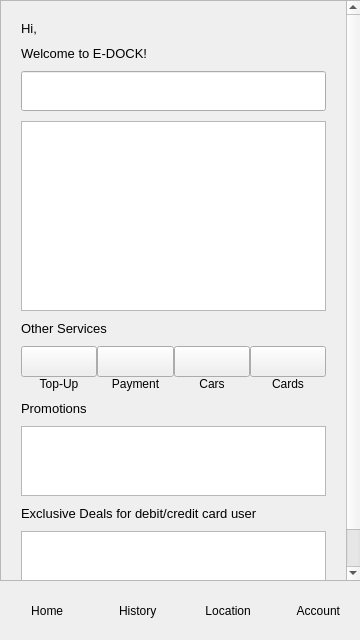
Old version of the form main.ui in the repository Boondirek-Kanjanapongporn/E-DOCK.
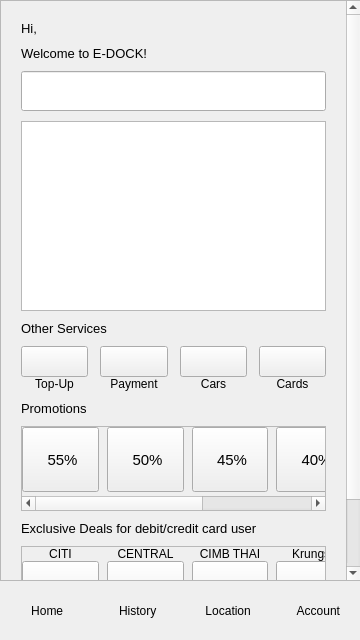
New version of the form. Icons and pictures are not drawn.

Commit message: [ADD] Promotion and Exclusive deals

```diff
--- a/main.ui
+++ b/main.ui
@@ -51,9 +51,9 @@
          <property name="geometry">
           <rect>
            <x>0</x>
-           <y>0</y>
+           <y>-111</y>
            <width>342</width>
-           <height>653</height>
+           <height>690</height>
           </rect>
          </property>
          <layout class="QFormLayout" name="formLayout">
@@ -106,6 +106,16 @@
             </property>
            </widget>
           </item>
+          <item row="4" column="0" colspan="2">
+           <widget class="QTableView" name="stationTableView">
+            <property name="minimumSize">
+             <size>
+              <width>0</width>
+              <height>190</height>
+             </size>
+            </property>
+           </widget>
+          </item>
           <item row="5" column="0">
            <widget class="QLabel" name="otherservicesLabel">
             <property name="font">
@@ -120,6 +130,9 @@
           </item>
           <item row="6" column="0" colspan="2">
            <layout class="QHBoxLayout" name="otherservicesLayout">
+            <property name="spacing">
+             <number>12</number>
+            </property>
             <item>
              <layout class="QVBoxLayout" name="topupVerticalLayout">
               <property name="spacing">
@@ -346,7 +359,249 @@
            </widget>
           </item>
           <item row="8" column="0" colspan="2">
-           <widget class="QTableView" name="promotionTableView"/>
+           <widget class="QScrollArea" name="promotionScrollArea">
+            <property name="minimumSize">
+             <size>
+              <width>0</width>
+              <height>85</height>
+             </size>
+            </property>
+            <property name="verticalScrollBarPolicy">
+             <enum>Qt::ScrollBarAlwaysOff</enum>
+            </property>
+            <property name="widgetResizable">
+             <bool>true</bool>
+            </property>
+            <widget class="QWidget" name="scrollAreaWidgetContents_2">
+             <property name="geometry">
+              <rect>
+               <x>-178</x>
+               <y>0</y>
+               <width>500</width>
+               <height>67</height>
+              </rect>
+             </property>
+             <property name="minimumSize">
+              <size>
+               <width>500</width>
+               <height>0</height>
+              </size>
+             </property>
+             <layout class="QFormLayout" name="formLayout_2">
+              <property name="horizontalSpacing">
+               <number>0</number>
+              </property>
+              <property name="verticalSpacing">
+               <number>0</number>
+              </property>
+              <property name="leftMargin">
+               <number>0</number>
+              </property>
+              <property name="topMargin">
+               <number>0</number>
+              </property>
+              <property name="rightMargin">
+               <number>0</number>
+              </property>
+              <property name="bottomMargin">
+               <number>0</number>
+              </property>
+              <item row="0" column="1">
+               <layout class="QHBoxLayout" name="promotionHorizontalLayout">
+                <property name="spacing">
+                 <number>8</number>
+                </property>
+                <item>
+                 <widget class="QPushButton" name="promotionPushButton6">
+                  <property name="minimumSize">
+                   <size>
+                    <width>0</width>
+                    <height>65</height>
+                   </size>
+                  </property>
+                  <property name="font">
+                   <font>
+                    <pointsize>11</pointsize>
+                   </font>
+                  </property>
+                  <property name="cursor">
+                   <cursorShape>PointingHandCursor</cursorShape>
+                  </property>
+                  <property name="text">
+                   <string> 55%</string>
+                  </property>
+                  <property name="icon">
+                   <iconset>
+                    <normaloff>images/promotion.png</normaloff>images/promotion.png</iconset>
+                  </property>
+                  <property name="iconSize">
+                   <size>
+                    <width>20</width>
+                    <height>20</height>
+                   </size>
+                  </property>
+                 </widget>
+                </item>
+                <item>
+                 <widget class="QPushButton" name="promotionPushButton5">
+                  <property name="minimumSize">
+                   <size>
+                    <width>0</width>
+                    <height>65</height>
+                   </size>
+                  </property>
+                  <property name="font">
+                   <font>
+                    <pointsize>11</pointsize>
+                   </font>
+                  </property>
+                  <property name="cursor">
+                   <cursorShape>PointingHandCursor</cursorShape>
+                  </property>
+                  <property name="text">
+                   <string> 50%</string>
+                  </property>
+                  <property name="icon">
+                   <iconset>
+                    <normaloff>images/promotion.png</normaloff>images/promotion.png</iconset>
+                  </property>
+                  <property name="iconSize">
+                   <size>
+                    <width>20</width>
+                    <height>20</height>
+                   </size>
+                  </property>
+                 </widget>
+                </item>
+                <item>
+                 <widget class="QPushButton" name="promotionPushButton4">
+                  <property name="minimumSize">
+                   <size>
+                    <width>0</width>
+                    <height>65</height>
+                   </size>
+                  </property>
+                  <property name="font">
+                   <font>
+                    <pointsize>11</pointsize>
+                   </font>
+                  </property>
+                  <property name="cursor">
+                   <cursorShape>PointingHandCursor</cursorShape>
+                  </property>
+                  <property name="text">
+                   <string> 45%</string>
+                  </property>
+                  <property name="icon">
+                   <iconset>
+                    <normaloff>images/promotion.png</normaloff>images/promotion.png</iconset>
+                  </property>
+                  <property name="iconSize">
+                   <size>
+                    <width>20</width>
+                    <height>20</height>
+                   </size>
+                  </property>
+                 </widget>
+                </item>
+                <item>
+                 <widget class="QPushButton" name="promotionPushButton3">
+                  <property name="minimumSize">
+                   <size>
+                    <width>0</width>
+                    <height>65</height>
+                   </size>
+                  </property>
+                  <property name="font">
+                   <font>
+                    <pointsize>11</pointsize>
+                   </font>
+                  </property>
+                  <property name="cursor">
+                   <cursorShape>PointingHandCursor</cursorShape>
+                  </property>
+                  <property name="text">
+                   <string> 40%</string>
+                  </property>
+                  <property name="icon">
+                   <iconset>
+                    <normaloff>images/promotion.png</normaloff>images/promotion.png</iconset>
+                  </property>
+                  <property name="iconSize">
+                   <size>
+                    <width>20</width>
+                    <height>20</height>
+                   </size>
+                  </property>
+                 </widget>
+                </item>
+                <item>
+                 <widget class="QPushButton" name="promotionPushButton2">
+                  <property name="minimumSize">
+                   <size>
+                    <width>0</width>
+                    <height>65</height>
+                   </size>
+                  </property>
+                  <property name="font">
+                   <font>
+                    <pointsize>11</pointsize>
+                   </font>
+                  </property>
+                  <property name="cursor">
+                   <cursorShape>PointingHandCursor</cursorShape>
+                  </property>
+                  <property name="text">
+                   <string> 35%</string>
+                  </property>
+                  <property name="icon">
+                   <iconset>
+                    <normaloff>images/promotion.png</normaloff>images/promotion.png</iconset>
+                  </property>
+                  <property name="iconSize">
+                   <size>
+                    <width>20</width>
+                    <height>20</height>
+                   </size>
+                  </property>
+                 </widget>
+                </item>
+                <item>
+                 <widget class="QPushButton" name="promotionPushButton1">
+                  <property name="minimumSize">
+                   <size>
+                    <width>0</width>
+                    <height>65</height>
+                   </size>
+                  </property>
+                  <property name="font">
+                   <font>
+                    <pointsize>11</pointsize>
+                   </font>
+                  </property>
+                  <property name="cursor">
+                   <cursorShape>PointingHandCursor</cursorShape>
+                  </property>
+                  <property name="text">
+                   <string> 30%</string>
+                  </property>
+                  <property name="icon">
+                   <iconset>
+                    <normaloff>images/promotion.png</normaloff>images/promotion.png</iconset>
+                  </property>
+                  <property name="iconSize">
+                   <size>
+                    <width>20</width>
+                    <height>20</height>
+                   </size>
+                  </property>
+                 </widget>
+                </item>
+               </layout>
+              </item>
+             </layout>
+            </widget>
+           </widget>
           </item>
           <item row="9" column="0">
            <widget class="QLabel" name="exclusivedealsLabel">
@@ -361,16 +616,350 @@
            </widget>
           </item>
           <item row="10" column="0" colspan="2">
-           <widget class="QTableView" name="exclusivedealsTableView"/>
-          </item>
-          <item row="4" column="0" colspan="2">
-           <widget class="QTableView" name="stationTableView">
+           <widget class="QScrollArea" name="exclusivedealsScrollArea">
             <property name="minimumSize">
              <size>
               <width>0</width>
-              <height>190</height>
+              <height>94</height>
              </size>
             </property>
+            <property name="verticalScrollBarPolicy">
+             <enum>Qt::ScrollBarAlwaysOff</enum>
+            </property>
+            <property name="widgetResizable">
+             <bool>true</bool>
+            </property>
+            <widget class="QWidget" name="scrollAreaWidgetContents_3">
+             <property name="geometry">
+              <rect>
+               <x>0</x>
+               <y>0</y>
+               <width>500</width>
+               <height>75</height>
+              </rect>
+             </property>
+             <property name="minimumSize">
+              <size>
+               <width>500</width>
+               <height>0</height>
+              </size>
+             </property>
+             <layout class="QFormLayout" name="formLayout_3">
+              <property name="horizontalSpacing">
+               <number>0</number>
+              </property>
+              <property name="verticalSpacing">
+               <number>0</number>
+              </property>
+              <property name="leftMargin">
+               <number>0</number>
+              </property>
+              <property name="topMargin">
+               <number>0</number>
+              </property>
+              <property name="rightMargin">
+               <number>0</number>
+              </property>
+              <property name="bottomMargin">
+               <number>0</number>
+              </property>
+              <item row="0" column="1">
+               <layout class="QHBoxLayout" name="exclusivedealsHorizontalLayout">
+                <property name="spacing">
+                 <number>8</number>
+                </property>
+                <item>
+                 <layout class="QVBoxLayout" name="verticalLayout6">
+                  <property name="spacing">
+                   <number>0</number>
+                  </property>
+                  <item>
+                   <widget class="QLabel" name="exclusivedealsLabel6">
+                    <property name="text">
+                     <string>CITI</string>
+                    </property>
+                    <property name="alignment">
+                     <set>Qt::AlignCenter</set>
+                    </property>
+                   </widget>
+                  </item>
+                  <item>
+                   <widget class="QPushButton" name="exclusivedealsPushButton6">
+                    <property name="minimumSize">
+                     <size>
+                      <width>0</width>
+                      <height>55</height>
+                     </size>
+                    </property>
+                    <property name="font">
+                     <font>
+                      <pointsize>11</pointsize>
+                     </font>
+                    </property>
+                    <property name="cursor">
+                     <cursorShape>PointingHandCursor</cursorShape>
+                    </property>
+                    <property name="text">
+                     <string> 150.-</string>
+                    </property>
+                    <property name="icon">
+                     <iconset>
+                      <normaloff>images/exlusivedeals.png</normaloff>images/exlusivedeals.png</iconset>
+                    </property>
+                    <property name="iconSize">
+                     <size>
+                      <width>20</width>
+                      <height>20</height>
+                     </size>
+                    </property>
+                   </widget>
+                  </item>
+                 </layout>
+                </item>
+                <item>
+                 <layout class="QVBoxLayout" name="verticalLayout5">
+                  <property name="spacing">
+                   <number>0</number>
+                  </property>
+                  <item>
+                   <widget class="QLabel" name="exclusivedealsLabel5">
+                    <property name="text">
+                     <string>CENTRAL</string>
+                    </property>
+                    <property name="alignment">
+                     <set>Qt::AlignCenter</set>
+                    </property>
+                   </widget>
+                  </item>
+                  <item>
+                   <widget class="QPushButton" name="exclusivedealsPushButton5">
+                    <property name="minimumSize">
+                     <size>
+                      <width>0</width>
+                      <height>55</height>
+                     </size>
+                    </property>
+                    <property name="font">
+                     <font>
+                      <pointsize>11</pointsize>
+                     </font>
+                    </property>
+                    <property name="cursor">
+                     <cursorShape>PointingHandCursor</cursorShape>
+                    </property>
+                    <property name="text">
+                     <string> 100.-</string>
+                    </property>
+                    <property name="icon">
+                     <iconset>
+                      <normaloff>images/exlusivedeals.png</normaloff>images/exlusivedeals.png</iconset>
+                    </property>
+                    <property name="iconSize">
+                     <size>
+                      <width>20</width>
+                      <height>20</height>
+                     </size>
+                    </property>
+                   </widget>
+                  </item>
+                 </layout>
+                </item>
+                <item>
+                 <layout class="QVBoxLayout" name="verticalLayout4">
+                  <property name="spacing">
+                   <number>0</number>
+                  </property>
+                  <item>
+                   <widget class="QLabel" name="exclusivedealsLabel4">
+                    <property name="text">
+                     <string>CIMB THAI</string>
+                    </property>
+                    <property name="alignment">
+                     <set>Qt::AlignCenter</set>
+                    </property>
+                   </widget>
+                  </item>
+                  <item>
+                   <widget class="QPushButton" name="exclusivedealsPushButton4">
+                    <property name="minimumSize">
+                     <size>
+                      <width>0</width>
+                      <height>55</height>
+                     </size>
+                    </property>
+                    <property name="font">
+                     <font>
+                      <pointsize>11</pointsize>
+                     </font>
+                    </property>
+                    <property name="cursor">
+                     <cursorShape>PointingHandCursor</cursorShape>
+                    </property>
+                    <property name="text">
+                     <string> 80.-</string>
+                    </property>
+                    <property name="icon">
+                     <iconset>
+                      <normaloff>images/exlusivedeals.png</normaloff>images/exlusivedeals.png</iconset>
+                    </property>
+                    <property name="iconSize">
+                     <size>
+                      <width>20</width>
+                      <height>20</height>
+                     </size>
+                    </property>
+                   </widget>
+                  </item>
+                 </layout>
+                </item>
+                <item>
+                 <layout class="QVBoxLayout" name="verticalLayout3">
+                  <property name="spacing">
+                   <number>0</number>
+                  </property>
+                  <item>
+                   <widget class="QLabel" name="exclusivedealsLabel3">
+                    <property name="text">
+                     <string>Krungsri</string>
+                    </property>
+                    <property name="alignment">
+                     <set>Qt::AlignCenter</set>
+                    </property>
+                   </widget>
+                  </item>
+                  <item>
+                   <widget class="QPushButton" name="exclusivedealsPushButton3">
+                    <property name="minimumSize">
+                     <size>
+                      <width>0</width>
+                      <height>55</height>
+                     </size>
+                    </property>
+                    <property name="font">
+                     <font>
+                      <pointsize>11</pointsize>
+                     </font>
+                    </property>
+                    <property name="cursor">
+                     <cursorShape>PointingHandCursor</cursorShape>
+                    </property>
+                    <property name="text">
+                     <string> 80.-</string>
+                    </property>
+                    <property name="icon">
+                     <iconset>
+                      <normaloff>images/exlusivedeals.png</normaloff>images/exlusivedeals.png</iconset>
+                    </property>
+                    <property name="iconSize">
+                     <size>
+                      <width>20</width>
+                      <height>20</height>
+                     </size>
+                    </property>
+                   </widget>
+                  </item>
+                 </layout>
+                </item>
+                <item>
+                 <layout class="QVBoxLayout" name="verticalLayout2">
+                  <property name="spacing">
+                   <number>0</number>
+                  </property>
+                  <item>
+                   <widget class="QLabel" name="exclusivedealsLabel2">
+                    <property name="text">
+                     <string>TTB</string>
+                    </property>
+                    <property name="alignment">
+                     <set>Qt::AlignCenter</set>
+                    </property>
+                   </widget>
+                  </item>
+                  <item>
+                   <widget class="QPushButton" name="exclusivedealsPushButton2">
+                    <property name="minimumSize">
+                     <size>
+                      <width>0</width>
+                      <height>55</height>
+                     </size>
+                    </property>
+                    <property name="font">
+                     <font>
+                      <pointsize>11</pointsize>
+                     </font>
+                    </property>
+                    <property name="cursor">
+                     <cursorShape>PointingHandCursor</cursorShape>
+                    </property>
+                    <property name="text">
+                     <string> 60.-</string>
+                    </property>
+                    <property name="icon">
+                     <iconset>
+                      <normaloff>images/exlusivedeals.png</normaloff>images/exlusivedeals.png</iconset>
+                    </property>
+                    <property name="iconSize">
+                     <size>
+                      <width>20</width>
+                      <height>20</height>
+                     </size>
+                    </property>
+                   </widget>
+                  </item>
+                 </layout>
+                </item>
+                <item>
+                 <layout class="QVBoxLayout" name="verticalLayout1">
+                  <property name="spacing">
+                   <number>0</number>
+                  </property>
+                  <item>
+                   <widget class="QLabel" name="exclusivedealsLabel1">
+                    <property name="text">
+                     <string>VISA</string>
+                    </property>
+                    <property name="alignment">
+                     <set>Qt::AlignCenter</set>
+                    </property>
+                   </widget>
+                  </item>
+                  <item>
+                   <widget class="QPushButton" name="exclusivedealsPushButton1">
+                    <property name="minimumSize">
+                     <size>
+                      <width>0</width>
+                      <height>55</height>
+                     </size>
+                    </property>
+                    <property name="font">
+                     <font>
+                      <pointsize>11</pointsize>
+                     </font>
+                    </property>
+                    <property name="cursor">
+                     <cursorShape>PointingHandCursor</cursorShape>
+                    </property>
+                    <property name="text">
+                     <string> 50.-</string>
+                    </property>
+                    <property name="icon">
+                     <iconset>
+                      <normaloff>images/exlusivedeals.png</normaloff>images/exlusivedeals.png</iconset>
+                    </property>
+                    <property name="iconSize">
+                     <size>
+                      <width>20</width>
+                      <height>20</height>
+                     </size>
+                    </property>
+                   </widget>
+                  </item>
+                 </layout>
+                </item>
+               </layout>
+              </item>
+             </layout>
+            </widget>
            </widget>
           </item>
          </layout>
@@ -378,7 +967,18 @@
        </widget>
       </widget>
       <widget class="QWidget" name="historyPage"/>
-      <widget class="QWidget" name="locationPage"/>
+      <widget class="QWidget" name="locationPage">
+       <widget class="QWidget" name="locationWidget" native="true">
+        <property name="geometry">
+         <rect>
+          <x>0</x>
+          <y>0</y>
+          <width>361</width>
+          <height>571</height>
+         </rect>
+        </property>
+       </widget>
+      </widget>
       <widget class="QWidget" name="accountPage"/>
      </widget>
     </item>
```
